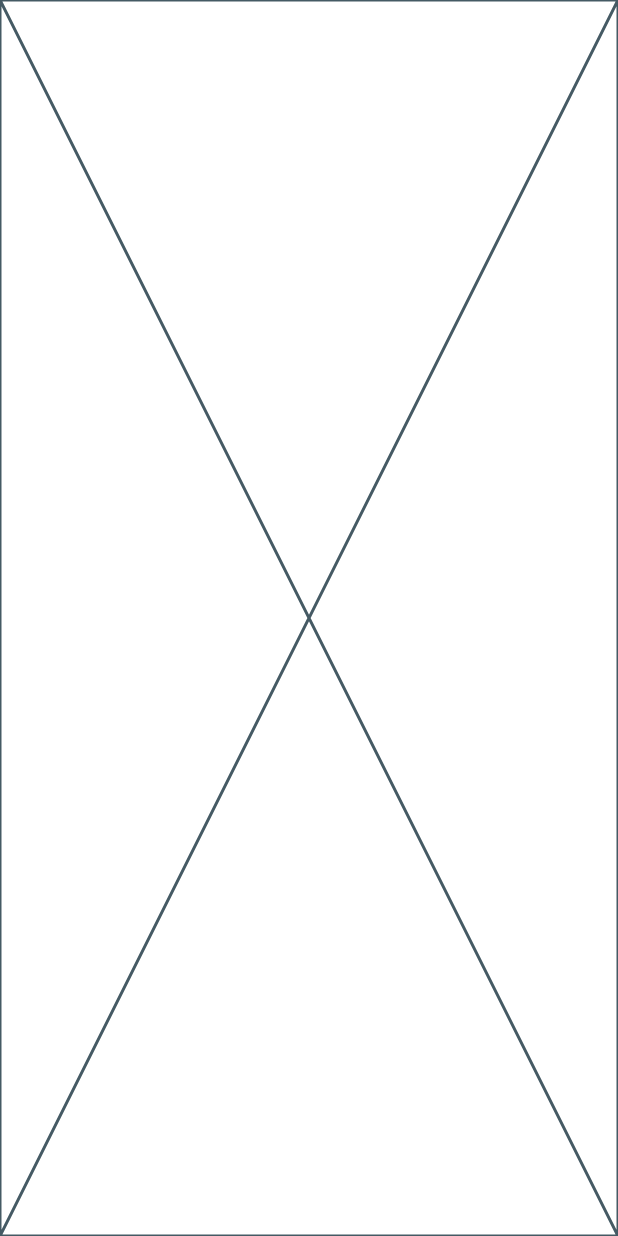
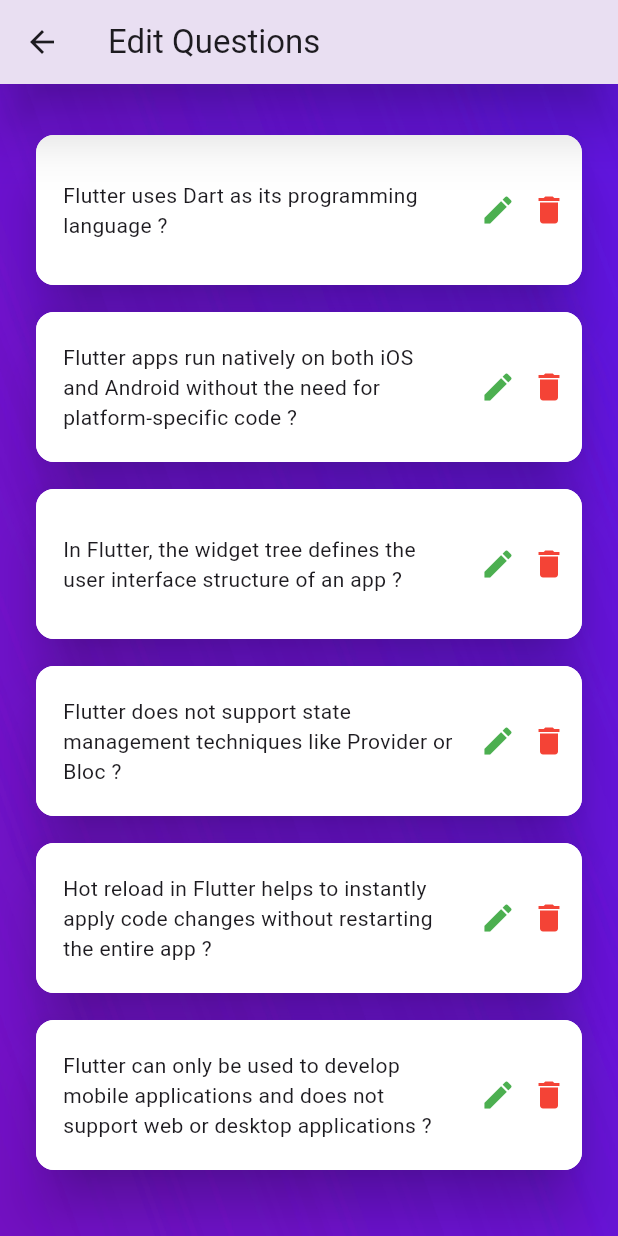
Before and after one commit to patrick-6-7/Quizzler, a Flutter app: the SettingsPage screen opened directly, after a tap on "Edit Questions", on a phone screen of 412 x 824 dp. Run offline on Flutter 3.47's test engine with Material 3 defaults, Android fonts, the light colour scheme and no system bars.

Commit message:
bug fixes 20 nov

```diff
--- /dev/null
+++ b/lib/components/edit_question_tile.dart
@@ -0,0 +1,73 @@
+import 'package:flutter/material.dart';
+
+class EditQuestionTile extends StatelessWidget {
+  final String questionTxt;
+  final VoidCallback del;
+  final VoidCallback edit;
+  const EditQuestionTile({
+    super.key,
+    required this.questionTxt,
+    required this.del,
+    required this.edit,
+  });
+
+  @override
+  Widget build(BuildContext context) {
+    return Padding(
+      padding: const EdgeInsets.only(bottom: 10),
+      child: Card(
+        elevation: 16,
+        child: Container(
+          height: 100,
+          decoration: const BoxDecoration(
+            color: Colors.white,
+            borderRadius: BorderRadius.all(Radius.circular(12))
+          ),
+          child: Row(
+            mainAxisAlignment: MainAxisAlignment.spaceBetween,
+            children: [
+              const SizedBox(width: 18,),
+              Expanded(
+                child: Text(
+                  questionTxt,
+                  maxLines: 3,
+                  overflow: TextOverflow.ellipsis,
+
+                ),
+              ),
+              const SizedBox(width: 18,),
+              Row(
+                children: [
+                  GestureDetector(
+                    onTap: () {
+                      edit();
+                    },
+                    child: const Icon(
+                      Icons.edit,
+                      color: Colors.green,
+                    )
+                  ),
+                  const SizedBox(
+                    width: 10,
+                  ),
+                  Padding(
+                    padding: const EdgeInsets.only(right: 10),
+                    child: GestureDetector(
+                      onTap: () {
+                        del();
+                      },
+                      child: const Icon(
+                        Icons.delete,
+                        color: Colors.red,
+                      )
+                    ),
+                  ),
+                ],
+              )
+            ],
+          ),
+        ),
+      ),
+    );
+  }
+}
--- /dev/null
+++ b/lib/pages/new_edit_page.dart
@@ -0,0 +1,77 @@
+import 'package:flutter/material.dart';
+import 'package:quizler/components/edit_question_dialog.dart';
+import 'package:quizler/components/edit_question_tile.dart';
+import 'package:quizler/question_bank/question_bank.dart';
+
+class EditQuestionInfoPage extends StatefulWidget {
+
+  const EditQuestionInfoPage({super.key});
+
+  @override
+  State<EditQuestionInfoPage> createState() => _EditQuestionInfoPageState();
+}
+
+class _EditQuestionInfoPageState extends State<EditQuestionInfoPage> {
+  @override
+  Widget build(BuildContext context) {
+    return Scaffold(
+
+      appBar: AppBar(
+        title: const Text('Edit Questions'),
+        elevation: 16,
+        shadowColor: Colors.black,
+
+
+      ),
+      body: Container(
+        width: double.infinity,
+        height: double.infinity,
+        decoration: const BoxDecoration(
+          image: DecorationImage(
+            image: AssetImage('assets/p2.jpg'),
+            fit: BoxFit.cover
+          ),
+        ),
+        child: ListView.builder(
+          padding: const EdgeInsets.symmetric(vertical: 30, horizontal: 20),
+          itemCount: QuestionBank.questionsList.length,
+          itemBuilder: (context, index){
+
+            return EditQuestionTile(
+              questionTxt: QuestionBank.questionsList[index].question,
+              del: () {
+                setState(() {
+                  QuestionBank.questionsList.removeAt(index);
+                  ScaffoldMessenger.of(context).showSnackBar(
+                    const SnackBar(
+                      backgroundColor: Colors.red,
+                      content: Text('Question deleted successfully!'),
+                      duration: Duration(seconds: 2), // Optional: how long the SnackBar will be shown
+                    ),
+                  );
+                });
+              },
+              edit: () async{
+                await showDialog(
+                  context: context,
+                  builder: (context){
+                    return EditQuestionDialog(question: QuestionBank.questionsList[index].question, index: index, answer: QuestionBank.questionsList[index].ans,);
+                  }
+                );
+                setState(() {
+                  ScaffoldMessenger.of(context).showSnackBar(
+                    const SnackBar(
+                      backgroundColor: Colors.green,
+                      content: Text('Question edited successfully!'),
+                      duration: Duration(seconds: 2), // Optional: how long the SnackBar will be shown
+                    ),
+                  );
+                });
+              },
+            );
+          }
+        ),
+      )
+    );
+  }
+}
--- a/lib/pages/setting_page.dart
+++ b/lib/pages/setting_page.dart
@@ -1,6 +1,6 @@
 import 'package:flutter/material.dart';
 import 'package:quizler/pages/add_question_page.dart';
-import 'package:quizler/pages/edit_question_page.dart';
+import 'package:quizler/pages/new_edit_page.dart';
 
 
 class SettingsPage extends StatelessWidget {
@@ -33,7 +33,7 @@ class SettingsPage extends StatelessWidget {
               // Navigate to Edit Questions screen
               Navigator.push(
                 context,
-                MaterialPageRoute(builder: (context) => const EditQuestionPage()),
+                MaterialPageRoute(builder: (context) => const EditQuestionInfoPage()),
               );
             },
           ),
--- a/lib/question_bank/question_bank.dart
+++ b/lib/question_bank/question_bank.dart
@@ -1,4 +1,4 @@
-import 'package:quizler/question.dart/questions.dart';
+import 'package:quizler/question_bank/questions.dart';
 
 class QuestionBank{
   static List<Questions> questionsList = [
--- /dev/null
+++ b/lib/question_bank/questions.dart
@@ -0,0 +1,9 @@
+class Questions {
+  String question;
+  bool ans;
+
+  Questions({
+    required this.question,
+    required this.ans,
+  });
+}
```
Also changed, not shown: lib/components/edit_question_dialog.dart (added, +81 -0 lines), lib/pages/add_question_page.dart (+11 -2 lines), lib/pages/quizz_page.dart (+4 -9 lines), assets/p2.jpg.
